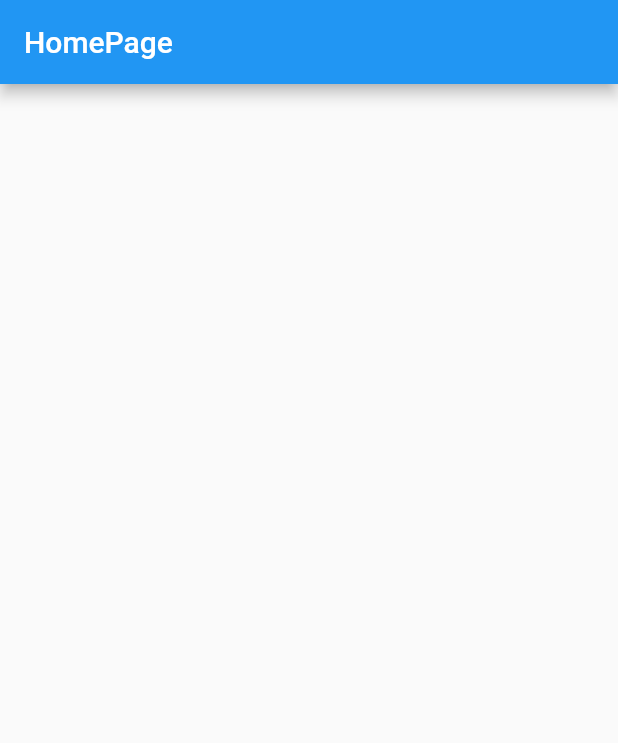
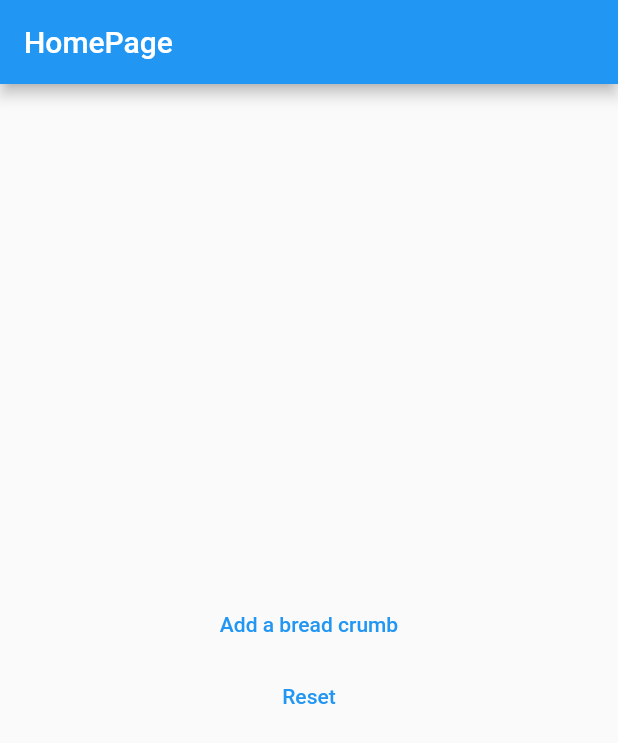
Before and after one commit to Nitin-Singh18/flutter_provider, a Flutter app: the screen it shows after launch, on a phone screen of 412 x 824 dp. Shown: the top 743 px of the screen. Run offline on Flutter 3.47's test engine with Material 2 defaults, Android fonts, the phone set to English and light mode, and no system bars.

Commit message:
Add Bread Crumb Screen

```diff
--- a/lib/main.dart
+++ b/lib/main.dart
@@ -1,6 +1,7 @@
 import 'dart:collection';
 
 import 'package:flutter/material.dart';
+import 'package:provider/provider.dart';
 import 'package:uuid/uuid.dart';
 
 void main() {
@@ -12,12 +13,19 @@ class MyApp extends StatelessWidget {
 
   @override
   Widget build(BuildContext context) {
-    return MaterialApp(
-      title: 'Flutter_provider',
-      theme: ThemeData(
-        primarySwatch: Colors.blue,
+    return ChangeNotifierProvider(
+      create: (BuildContext context) => BreadCrumbProvider(),
+      child: MaterialApp(
+        title: 'Flutter_provider',
+        theme: ThemeData(
+          primarySwatch: Colors.blue,
+        ),
+        debugShowCheckedModeBanner: false,
+        home: const MyHomePage(),
+        routes: {
+          '/new': (context) => const NewBreadCrumbScreen(),
+        },
       ),
-      home: const MyHomePage(),
     );
   }
 }
@@ -44,7 +52,7 @@ class BreadCrumb {
 
 class BreadCrumbProvider extends ChangeNotifier {
   final List<BreadCrumb> _items = [];
-  UnmodifiableListView<BreadCrumb> get iitem => UnmodifiableListView(_items);
+  UnmodifiableListView<BreadCrumb> get items => UnmodifiableListView(_items);
 
   void addBreadCrumb(BreadCrumb breadCrumb) {
     for (final item in _items) {
@@ -87,6 +95,91 @@ class MyHomePage extends StatelessWidget {
   Widget build(BuildContext context) {
     return Scaffold(
       appBar: AppBar(title: const Text("HomePage")),
+      body: Row(
+        mainAxisAlignment: MainAxisAlignment.center,
+        children: [
+          Column(
+            mainAxisAlignment: MainAxisAlignment.center,
+            crossAxisAlignment: CrossAxisAlignment.center,
+            children: [
+              Consumer<BreadCrumbProvider>(builder: (context, value, child) {
+                return BreadCrumbWidget(
+                  breadCrumb: value.items,
+                );
+              }),
+              TextButton(
+                  onPressed: () {
+                    Navigator.of(context).pushNamed('/new');
+                  },
+                  child: const Text("Add a bread crumb")),
+              TextButton(
+                  onPressed: () {
+                    //here we are communicating to the provider and asking it to
+                    //perform the specified task
+                    // the BuildContext is needed to give the provider access to
+                    // the widget's surrounding environment.
+                    context.read<BreadCrumbProvider>().removeBreadCrumb();
+
+                    //read() is used to grab a widget instance from the widget
+                    //tree so you need to give it a sort of map to find it,
+                    //context has that info so that's why you invoke read() on it
+                  },
+                  child: const Text("Reset"))
+            ],
+          ),
+        ],
+      ),
     );
   }
 }
+
+class NewBreadCrumbScreen extends StatefulWidget {
+  const NewBreadCrumbScreen({super.key});
+
+  @override
+  State<NewBreadCrumbScreen> createState() => _NewBreadCrumbScreenState();
+}
+
+class _NewBreadCrumbScreenState extends State<NewBreadCrumbScreen> {
+  late final TextEditingController _controller;
+
+  @override
+  void initState() {
+    _controller = TextEditingController();
+    super.initState();
+  }
+
+  @override
+  void dispose() {
+    _controller.dispose();
+    super.dispose();
+  }
+
+  @override
+  Widget build(BuildContext context) {
+    return Scaffold(
+      appBar: AppBar(
+        title: const Text("Add new bread crumb"),
+      ),
+      body: Column(children: [
+        TextField(
+          controller: _controller,
+          decoration: const InputDecoration(
+            hintText: "Enter a new bread crumb",
+          ),
+        ),
+        TextButton(
+          onPressed: () {
+            final name = _controller.text;
+            if (name.isNotEmpty) {
+              final breadCrumb = BreadCrumb(isActive: false, name: name);
+              context.read<BreadCrumbProvider>().addBreadCrumb(breadCrumb);
+            }
+            Navigator.pop(context);
+          },
+          child: const Text("Add"),
+        ),
+      ]),
+    );
+  }
+}
```
